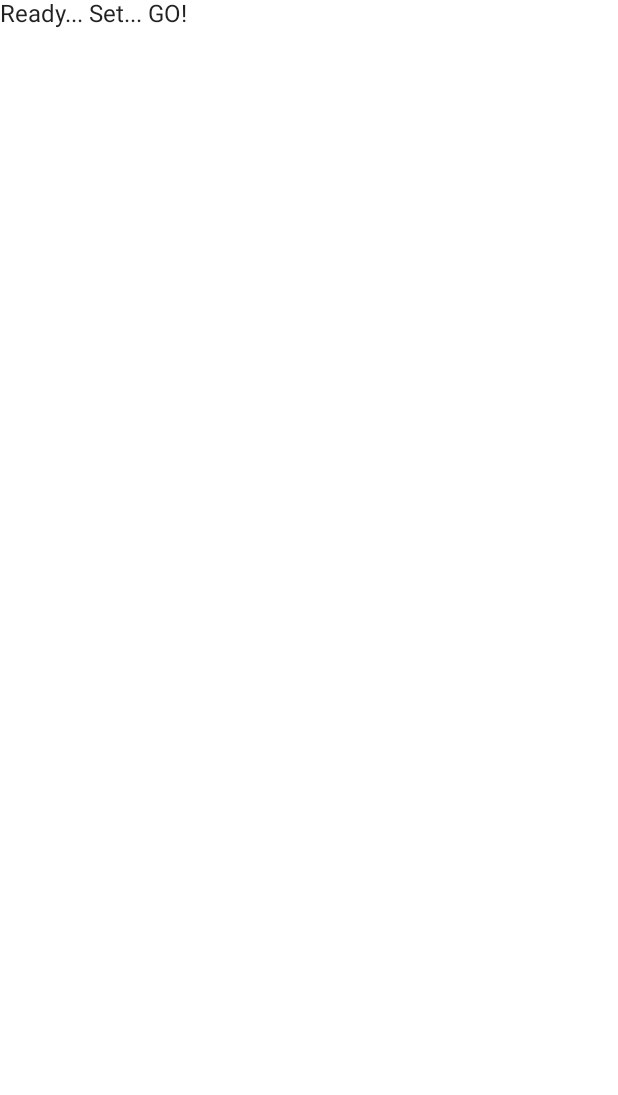
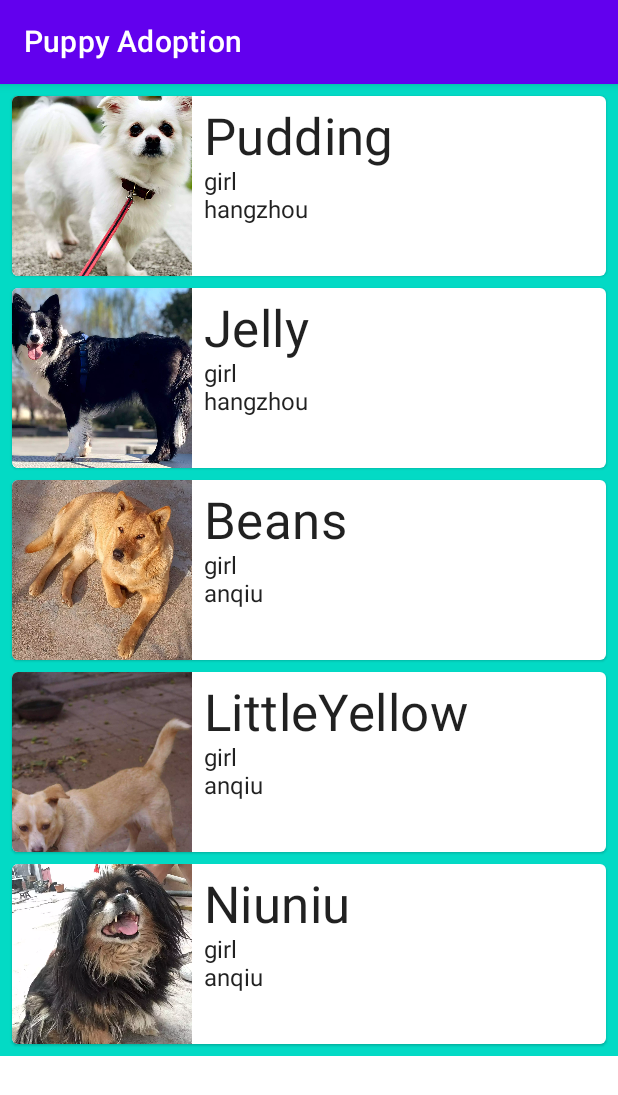
Before and after one commit to nashxk/PuppyAdoption, an Android app built with Jetpack Compose: the screen it shows after launch (MainActivity), on a phone screen of 412 x 824 dp. Before the commit the part shown is almost empty. Shown: the top 1095 px of the screen. Run offline under Robolectric (Android 15) with nearby library versions, the phone set to English and light mode, and no system bars.

```diff
--- a/app/build.gradle
+++ b/app/build.gradle
@@ -78,4 +78,7 @@ dependencies {
 
     androidTestImplementation 'androidx.test.ext:junit:1.1.2'
     androidTestImplementation "androidx.compose.ui:ui-test-junit4:$compose_version"
+
+    implementation 'androidx.lifecycle:lifecycle-viewmodel-ktx:2.3.0'
+    implementation 'androidx.lifecycle:lifecycle-viewmodel-compose:1.0.0-alpha02'
 }
--- /dev/null
+++ b/app/src/main/java/com/example/androiddevchallenge/Home.kt
@@ -0,0 +1,36 @@
+package com.example.androiddevchallenge
+
+import androidx.compose.material.*
+import androidx.compose.runtime.Composable
+import androidx.compose.runtime.rememberCoroutineScope
+import androidx.lifecycle.viewmodel.compose.viewModel
+import kotlinx.coroutines.launch
+
+@Composable
+fun Home() {
+    val snackbarHostState = SnackbarHostState()
+    val coroutineScope = rememberCoroutineScope()
+    Scaffold(
+        topBar = {
+            TopAppBar(title = { Text(text = "Puppy Adoption") })
+        },
+        snackbarHost = {
+            SnackbarHost(hostState = snackbarHostState)
+        }
+    ) {
+        val viewModel: MainViewModel = viewModel()
+        val currentPuppy = viewModel.currentPuppy
+        PuppyList(puppyList = viewModel.puppyList)  { puppyInfo ->
+            if (currentPuppy == null) {
+                viewModel.showPuppy(puppy = puppyInfo)
+            }
+        }
+        if (currentPuppy != null) {
+            PuppyDetail(puppyInfo = currentPuppy) {
+                coroutineScope.launch {
+                    snackbarHostState.showSnackbar("Thank you for having ${currentPuppy.name}")
+                }
+            }
+        }
+    }
+}
--- a/app/src/main/java/com/example/androiddevchallenge/MainActivity.kt
+++ b/app/src/main/java/com/example/androiddevchallenge/MainActivity.kt
@@ -16,46 +16,29 @@
 package com.example.androiddevchallenge
 
 import android.os.Bundle
+import android.view.KeyEvent
 import androidx.activity.compose.setContent
+import androidx.activity.viewModels
 import androidx.appcompat.app.AppCompatActivity
-import androidx.compose.material.MaterialTheme
-import androidx.compose.material.Surface
-import androidx.compose.material.Text
-import androidx.compose.runtime.Composable
-import androidx.compose.ui.tooling.preview.Preview
 import com.example.androiddevchallenge.ui.theme.MyTheme
 
 class MainActivity : AppCompatActivity() {
+    private val viewModel by viewModels<MainViewModel>()
+
     override fun onCreate(savedInstanceState: Bundle?) {
         super.onCreate(savedInstanceState)
         setContent {
             MyTheme {
-                MyApp()
+                Home()
             }
         }
     }
-}
 
-// Start building your app here!
-@Composable
-fun MyApp() {
-    Surface(color = MaterialTheme.colors.background) {
-        Text(text = "Ready... Set... GO!")
+    override fun onKeyDown(keyCode: Int, event: KeyEvent?): Boolean {
+        if (keyCode == KeyEvent.KEYCODE_BACK && viewModel.currentPuppy != null) {
+            viewModel.dismiss()
+            return true
+        }
+        return super.onKeyDown(keyCode, event)
     }
 }
-
-@Preview("Light Theme", widthDp = 360, heightDp = 640)
-@Composable
-fun LightPreview() {
-    MyTheme {
-        MyApp()
-    }
-}
-
-@Preview("Dark Theme", widthDp = 360, heightDp = 640)
-@Composable
-fun DarkPreview() {
-    MyTheme(darkTheme = true) {
-        MyApp()
-    }
-}
--- /dev/null
+++ b/app/src/main/java/com/example/androiddevchallenge/MainViewModel.kt
@@ -0,0 +1,36 @@
+package com.example.androiddevchallenge
+
+import androidx.compose.runtime.getValue
+import androidx.compose.runtime.setValue
+import androidx.compose.runtime.mutableStateOf
+import androidx.lifecycle.ViewModel
+import com.example.androiddevchallenge.data.PuppyInfo
+
+class MainViewModel: ViewModel() {
+
+    val puppyList by mutableStateOf(
+        listOf(
+            PuppyInfo("1", "Pudding", "6", "hangzhou",
+                "girl", "good dog", R.drawable.img_pudding),
+            PuppyInfo("2", "Jelly", "1", "hangzhou",
+                "girl", "good dog", R.drawable.img_jelly),
+            PuppyInfo("3", "Beans", "10", "anqiu",
+                "girl", "good dog", R.drawable.img_beans),
+            PuppyInfo("4", "LittleYellow", "8", "anqiu",
+            "girl", "good dog", R.drawable.img_little_yellow),
+            PuppyInfo("5", "Niuniu", "15", "anqiu",
+                "girl", "good dog", R.drawable.img_niuniu)
+        )
+    )
+
+    var currentPuppy: PuppyInfo? by mutableStateOf(null)
+
+    fun showPuppy(puppy: PuppyInfo) {
+        currentPuppy = puppy
+    }
+
+    fun dismiss() {
+        currentPuppy = null
+    }
+
+}
--- /dev/null
+++ b/app/src/main/java/com/example/androiddevchallenge/PuppyList.kt
@@ -0,0 +1,54 @@
+package com.example.androiddevchallenge
+
+import androidx.compose.foundation.Image
+import androidx.compose.foundation.background
+import androidx.compose.foundation.clickable
+import androidx.compose.foundation.layout.*
+import androidx.compose.foundation.lazy.LazyColumn
+import androidx.compose.foundation.lazy.items
+import androidx.compose.material.Card
+import androidx.compose.material.MaterialTheme
+import androidx.compose.material.Text
+import androidx.compose.runtime.Composable
+import androidx.compose.ui.Modifier
+import androidx.compose.ui.layout.ContentScale
+import androidx.compose.ui.res.painterResource
+import androidx.compose.ui.unit.dp
+import com.example.androiddevchallenge.data.PuppyInfo
+
+@Composable
+fun PuppyList(puppyList: List<PuppyInfo>, onClick: (PuppyInfo) -> Unit = {}) {
+    LazyColumn(
+        Modifier.background(MaterialTheme.colors.secondary),
+        contentPadding = PaddingValues(8.dp),
+        verticalArrangement = Arrangement.spacedBy(8.dp)
+    ) {
+        items(puppyList) { puppyInfo ->
+            PuppyItem(puppyInfo = puppyInfo,
+                Modifier
+                    .clickable {
+                        onClick(puppyInfo)
+                    }
+                    .fillMaxWidth())
+        }
+    }
+}
+
+@Composable
+fun PuppyItem(puppyInfo: PuppyInfo, modifier: Modifier = Modifier) {
+    Card(modifier) {
+        Row {
+            Image(
+                painterResource(id = puppyInfo.avatar),
+                "${puppyInfo.name}'s picture",
+                Modifier.size(120.dp),
+                contentScale = ContentScale.Crop
+            )
+            Column(Modifier.padding(8.dp)) {
+                Text(text = puppyInfo.name, style = MaterialTheme.typography.h4)
+                Text(text = puppyInfo.gender)
+                Text(text = puppyInfo.address)
+            }
+        }
+    }
+}
--- /dev/null
+++ b/app/src/main/java/com/example/androiddevchallenge/data/PuppyInfo.kt
@@ -0,0 +1,11 @@
+package com.example.androiddevchallenge.data
+
+import androidx.annotation.DrawableRes
+
+data class PuppyInfo(val id: String,
+                     val name: String,
+                     val age: String,
+                     val address: String,
+                     val gender: String,
+                     val desc: String,
+                     @DrawableRes val avatar: Int)
--- a/app/src/main/res/values/strings.xml
+++ b/app/src/main/res/values/strings.xml
@@ -9,5 +9,5 @@
       or implied. See the License for the specific language governing permissions and limitations under
       the License.
       -->
-    <string name="app_name">AndroidDevChallenge</string>
+    <string name="app_name">Puppy Adoption</string>
 </resources>
```
Also changed, not shown: app/src/main/java/com/example/androiddevchallenge/PuppyDetail.kt (added, +49 -0 lines), app/src/main/res/drawable/img_beans.webp (added), app/src/main/res/drawable/img_jelly.webp (added), app/src/main/res/drawable/img_little_yellow.webp (added), app/src/main/res/drawable/img_niuniu.webp (added), app/src/main/res/drawable/img_pudding.webp (added), 4 other files.
